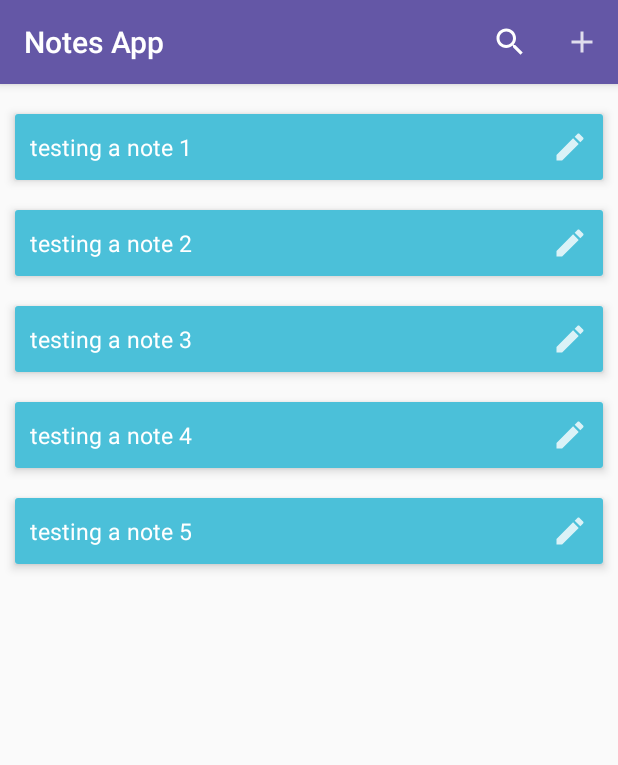
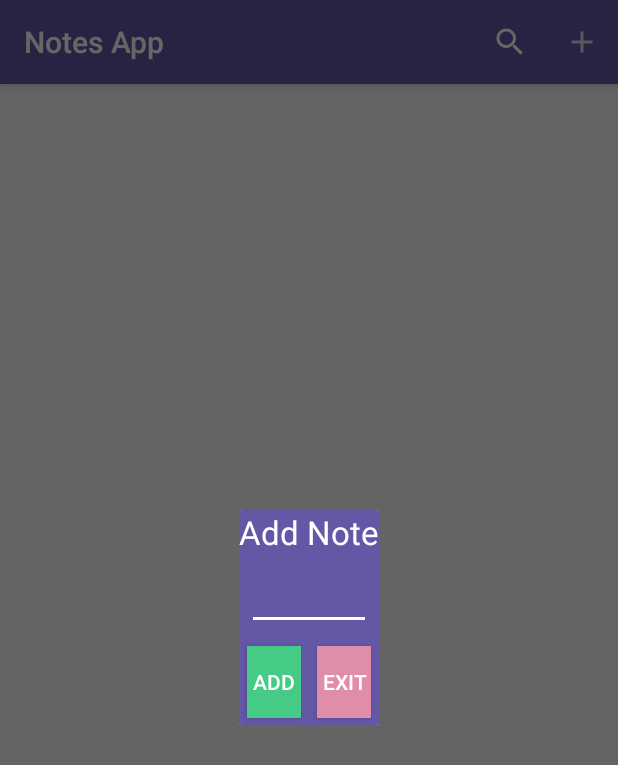
Before and after one commit to maxwellnewage/kotlin-notes, an Android app: the screen it shows after launch (MainActivity), after a tap on "Add Note", on a phone screen of 412 x 824 dp. Shown: the top 765 px of the screen. Run offline under Robolectric (Android 15) with nearby library versions, the phone set to English and light mode, and no system bars.

Commit message:
added dialog fragment for add a note

```diff
--- /dev/null
+++ b/app/src/main/java/com/maxwell/notesapp/AddNoteDialogFragment.kt
@@ -0,0 +1,35 @@
+package com.maxwell.notesapp
+
+import android.os.Bundle
+import android.view.LayoutInflater
+import android.view.View
+import android.view.ViewGroup
+import android.view.WindowManager
+import androidx.fragment.app.DialogFragment
+import kotlinx.android.synthetic.main.add_note.view.*
+
+class AddNoteDialogFragment(val onNoteListener: OnNoteListener) : DialogFragment() {
+    override fun onCreateView(
+        inflater: LayoutInflater,
+        container: ViewGroup?,
+        savedInstanceState: Bundle?
+    ): View? {
+        return inflater.inflate(R.layout.add_note, container)
+    }
+
+    override fun onViewCreated(v: View, savedInstanceState: Bundle?) {
+        super.onViewCreated(v, savedInstanceState)
+
+        v.btAdd.setOnClickListener {
+            val note = v.etAddNote.text.toString()
+
+            onNoteListener.onNoteAdded(note)
+
+            dismiss()
+        }
+
+        v.btCancel.setOnClickListener {
+            dismiss()
+        }
+    }
+}
--- a/app/src/main/java/com/maxwell/notesapp/MainActivity.kt
+++ b/app/src/main/java/com/maxwell/notesapp/MainActivity.kt
@@ -2,32 +2,29 @@ package com.maxwell.notesapp
 
 import android.app.SearchManager
 import android.content.Context
-import android.content.Intent
-import androidx.appcompat.app.AppCompatActivity
 import android.os.Bundle
 import android.view.Menu
 import android.view.MenuItem
-import android.widget.LinearLayout
 import android.widget.SearchView
+import androidx.appcompat.app.AppCompatActivity
 import androidx.recyclerview.widget.LinearLayoutManager
 import androidx.recyclerview.widget.RecyclerView
 import kotlinx.android.synthetic.main.activity_main.*
 
-class MainActivity : AppCompatActivity() {
+
+class MainActivity : AppCompatActivity() , OnNoteListener {
+    var adapter:NoteAdapter? = null
+    var noteList:ArrayList<Note>? = null
 
     override fun onCreate(savedInstanceState: Bundle?) {
         super.onCreate(savedInstanceState)
         setContentView(R.layout.activity_main)
 
-        val noteList = arrayListOf<Note>()
-
-        for(i in 1..5){
-            noteList.add(Note("testing a note $i"))
-        }
+        noteList = arrayListOf()
 
         rvNotes.layoutManager = LinearLayoutManager(this, RecyclerView.VERTICAL, false)
 
-        val adapter = NoteAdapter(noteList)
+        adapter = NoteAdapter(noteList!!)
 
         rvNotes.adapter = adapter
     }
@@ -37,7 +34,7 @@ class MainActivity : AppCompatActivity() {
         when(item.itemId){
 
             R.id.iAddNote -> {
-
+                AddNoteDialogFragment(MainActivity@this).show(supportFragmentManager, "")
             }
         }
 
@@ -69,4 +66,10 @@ class MainActivity : AppCompatActivity() {
     fun searchNote(term:String?){
 
     }
+
+    override fun onNoteAdded(note: String) {
+        noteList?.add(0, Note(note))
+
+        adapter?.notifyDataSetChanged()
+    }
 }
--- /dev/null
+++ b/app/src/main/java/com/maxwell/notesapp/OnNoteListener.kt
@@ -0,0 +1,5 @@
+package com.maxwell.notesapp
+
+interface OnNoteListener {
+    fun onNoteAdded(note:String)
+}
--- /dev/null
+++ b/app/src/main/res/layout/add_note.xml
@@ -0,0 +1,46 @@
+<?xml version="1.0" encoding="utf-8"?>
+<LinearLayout xmlns:android="http://schemas.android.com/apk/res/android"
+    android:background="@color/colorPrimary"
+    android:gravity="center"
+    android:orientation="vertical" android:layout_width="match_parent"
+    android:layout_height="match_parent">
+
+    <TextView
+        android:text="@string/add_note_title"
+        android:textAppearance="@style/TextAppearance.AppCompat.Large"
+        android:layout_width="wrap_content"
+        android:layout_height="wrap_content" />
+
+    <EditText
+        android:id="@+id/etAddNote"
+        android:layout_margin="5dp"
+        android:backgroundTint="@android:color/white"
+        android:layout_width="match_parent"
+        android:layout_height="wrap_content" />
+
+    <LinearLayout
+        android:orientation="horizontal"
+        android:layout_width="match_parent"
+        android:layout_height="wrap_content" >
+
+        <Button
+            android:id="@+id/btAdd"
+            android:layout_weight="1"
+            android:text="@string/add_note_bt_accept"
+            android:background="@color/colorSuccess"
+            android:layout_width="0dp"
+            android:layout_margin="5dp"
+            android:layout_height="wrap_content" />
+
+        <Button
+            android:id="@+id/btCancel"
+            android:layout_weight="1"
+            android:text="@string/add_note_bt_exit"
+            android:background="@color/colorError"
+            android:layout_width="0dp"
+            android:layout_margin="5dp"
+            android:layout_height="wrap_content" />
+
+    </LinearLayout>
+
+</LinearLayout>
--- a/app/src/main/res/layout/item_note.xml
+++ b/app/src/main/res/layout/item_note.xml
@@ -19,7 +19,6 @@
             android:text="Some text"
             android:textSize="15sp"
             android:layout_weight="1"
-            android:textColor="@android:color/white"
             android:layout_width="wrap_content"
             android:layout_height="wrap_content"/>
 
--- a/app/src/main/res/values/colors.xml
+++ b/app/src/main/res/values/colors.xml
@@ -3,4 +3,6 @@
     <color name="colorPrimary">#6457A6</color>
     <color name="colorPrimaryDark">#6457A6</color>
     <color name="colorAccent">#76E5FC</color>
+    <color name="colorSuccess">#45CB85</color>
+    <color name="colorError">#E08DAC</color>
 </resources>
--- a/app/src/main/res/values/strings.xml
+++ b/app/src/main/res/values/strings.xml
@@ -1,3 +1,6 @@
 <resources>
     <string name="app_name">Notes App</string>
+    <string name="add_note_title">Add Note</string>
+    <string name="add_note_bt_accept">Add</string>
+    <string name="add_note_bt_exit">Exit</string>
 </resources>
--- a/app/src/main/res/values/styles.xml
+++ b/app/src/main/res/values/styles.xml
@@ -6,6 +6,7 @@
         <item name="colorPrimary">@color/colorPrimary</item>
         <item name="colorPrimaryDark">@color/colorPrimaryDark</item>
         <item name="colorAccent">@color/colorAccent</item>
+        <item name="android:textColor">@android:color/white</item>
     </style>
 
 </resources>
```
